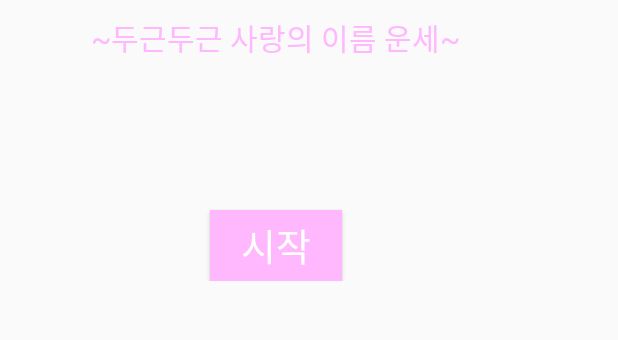
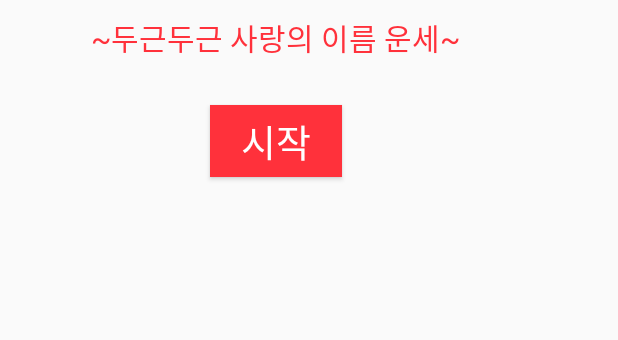
Before and after one commit to Astoration/MyHoneyFortune, an Android app: the layout activity_main.xml on its own in the app's theme, with its tools: preview values and no code run, on a phone screen of 412 x 824 dp, the part 462-802 px from its top. Run offline under Robolectric (Android 15) with nearby library versions, the light colour scheme and no system bars.

Commit message:
change style

```diff
--- a/app/src/main/res/layout/activity_main.xml
+++ b/app/src/main/res/layout/activity_main.xml
@@ -15,7 +15,7 @@
         <ImageView
             android:layout_width="match_parent"
             android:layout_height="wrap_content"
-            android:src="@drawable/logo"
+            android:src="@drawable/logo_fortune"
             android:adjustViewBounds="true"
             android:layout_marginLeft="60dp"
             android:layout_marginRight="60dp"
@@ -36,7 +36,7 @@
             android:textColor="#fff"
             android:textSize="25sp"
             android:onClick="onClick"
-            android:layout_marginTop="100dp"
+            android:layout_marginTop="30dp"
             android:layout_gravity="center"
             style="@style/Base.TextAppearance.AppCompat.Widget.Button.Borderless.Colored"/>
     </LinearLayout>
--- a/app/src/main/res/values/colors.xml
+++ b/app/src/main/res/values/colors.xml
@@ -1,6 +1,6 @@
 <?xml version="1.0" encoding="utf-8"?>
 <resources>
-    <color name="colorPrimary">#ffb8fe</color>
-    <color name="colorPrimaryDark">#e37eea</color>
-    <color name="colorAccent">#f23d7b</color>
+    <color name="colorPrimary">#ff313b</color>
+    <color name="colorPrimaryDark">#da3f44</color>
+    <color name="colorAccent">#ff0004</color>
 </resources>
```
